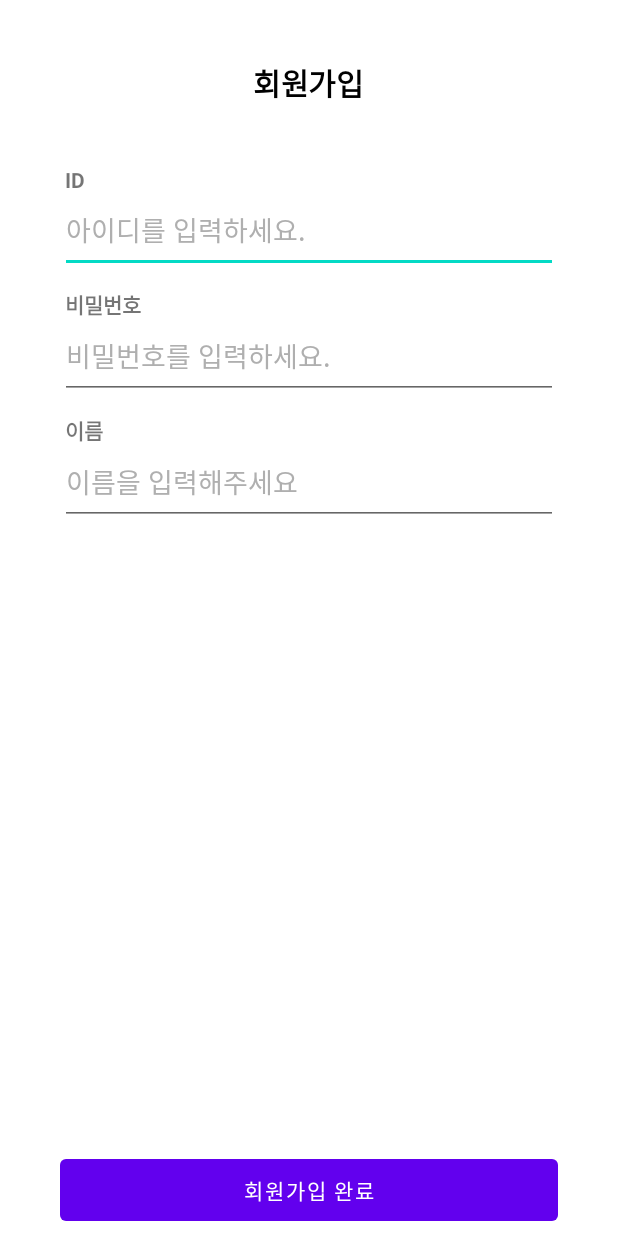
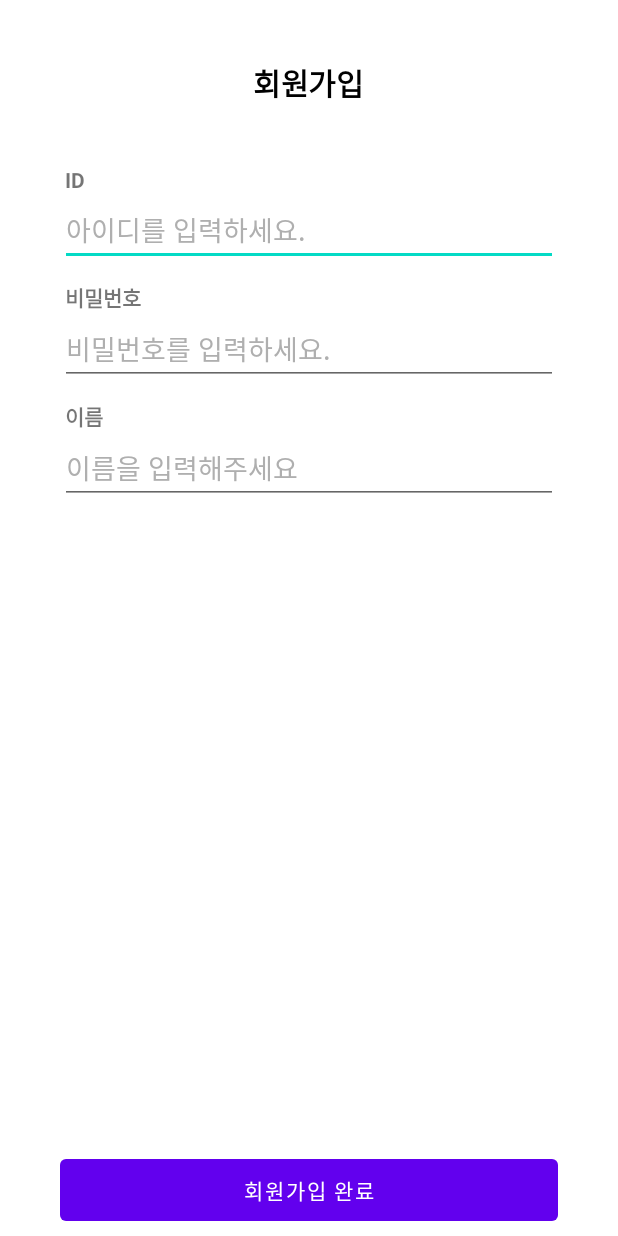
Before and after one commit to IN-SOPT-ANDROID/JunWon, an Android app: the SignUpActivity screen opened directly, with no data from a screen before it, on a phone screen of 412 x 824 dp. Run offline under Robolectric (Android 15) with nearby library versions, the phone set to English and light mode, and no system bars; our stand-ins replace Dagger/Hilt's generated code, Timber, data binding; 1 statement that could not run was skipped.

Commit message:
[ui] style 수정

```diff
--- a/app/src/main/res/values/styles.xml
+++ b/app/src/main/res/values/styles.xml
@@ -15,12 +15,8 @@
     </style>
 
     <style name="InSoptEditText" parent="Theme.AppCompat.Light.NoActionBar">
-        <item name="android:maxLength">10</item>
         <item name="android:maxLines">1</item>
         <item name="android:textSize">18sp</item>
-        <item name="colorControlNormal">@color/hous_g_5</item>
-        <item name="colorControlActivated">@color/hous_blue</item>
-        <item name="android:paddingBottom">15dp</item>
         <item name="android:textColorHint">@color/hous_g_5</item>
     </style>
 
```
